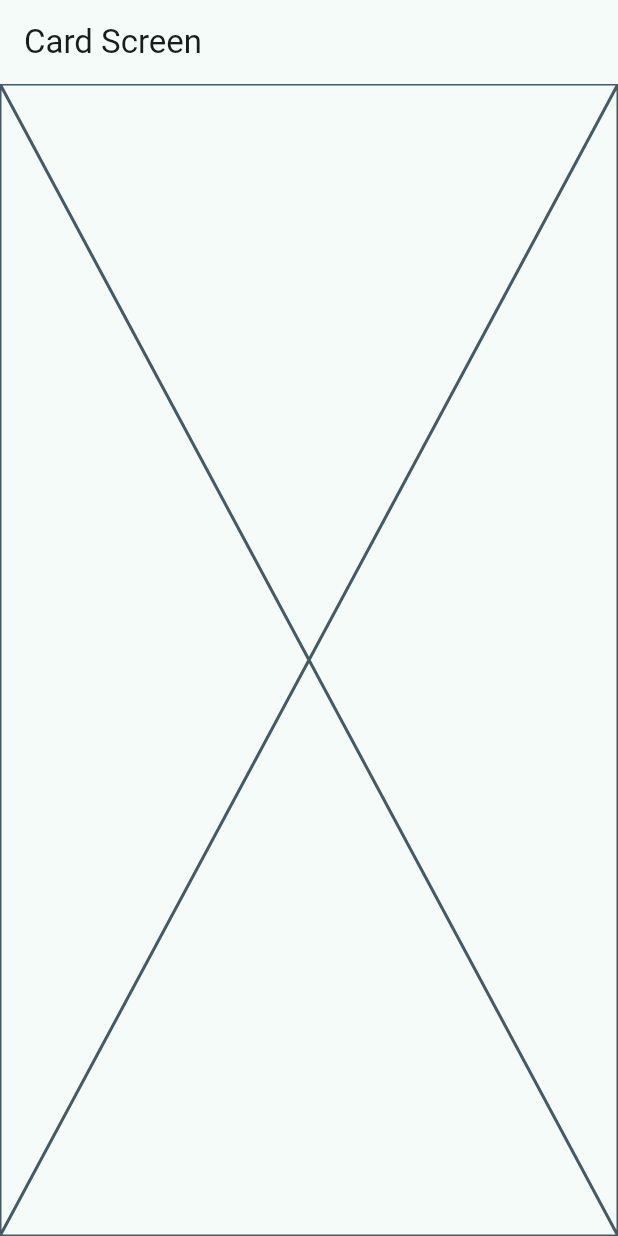
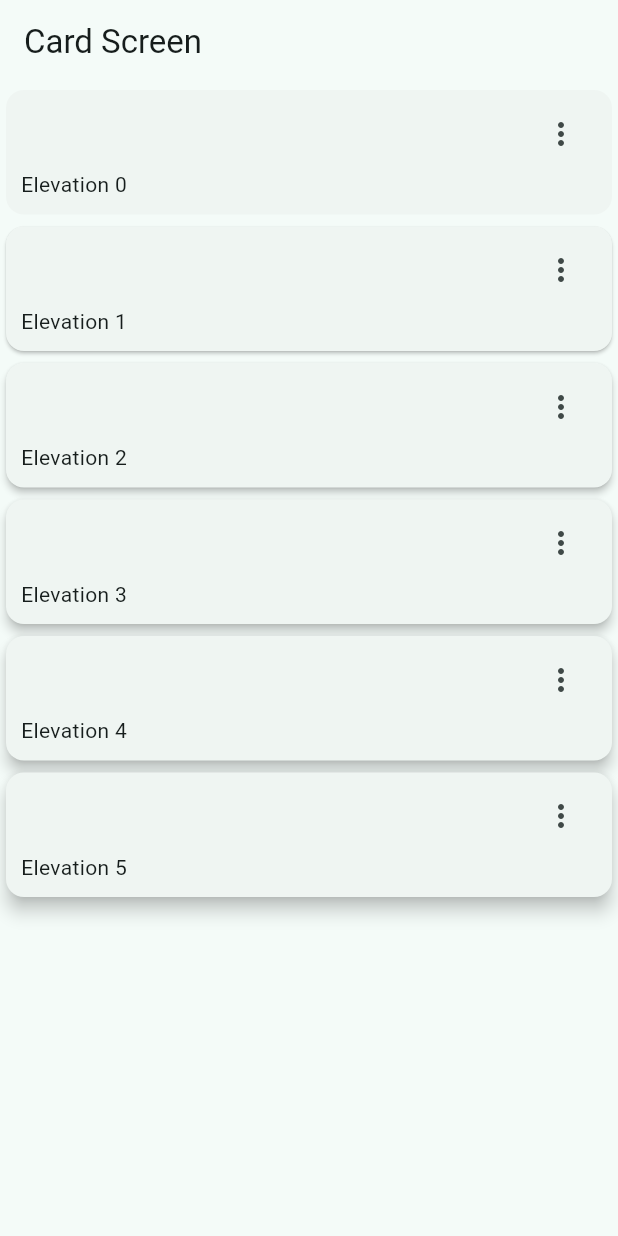
Before and after one commit to AFRT927/widgtes_app, a Flutter app: the CardsScreen screen opened by its route, on a phone screen of 412 x 824 dp. Run offline on Flutter 3.47's test engine with Material 2 defaults, Android fonts, the phone set to English and light mode, and no system bars; our stand-ins replace go_router.

Commit message:
playing with cards

```diff
--- a/lib/presentation/screens/buttons/buttons_screen.dart
+++ b/lib/presentation/screens/buttons/buttons_screen.dart
@@ -81,9 +81,9 @@ class _CustomButton extends StatelessWidget {
         color: colors.primary,
         child: InkWell(
           onTap: (){},
-          child: Padding(
-            padding: const EdgeInsets.symmetric(horizontal: 20, vertical: 10),
-            child: const Text(
+          child: const Padding(
+            padding: EdgeInsets.symmetric(horizontal: 20, vertical: 10),
+            child: Text(
               'Hola Mundo',
               style: TextStyle(
                 color: Colors.white
--- a/lib/presentation/screens/cards/card_screen.dart
+++ b/lib/presentation/screens/cards/card_screen.dart
@@ -1,4 +1,13 @@
 import 'package:flutter/material.dart';
+
+const List<Map<String, dynamic>> cards =  [
+  {'elevation': 0.0, 'label': 'Elevation 0'},
+  {'elevation': 1.0, 'label': 'Elevation 1'},
+  {'elevation': 2.0, 'label': 'Elevation 2'},
+  {'elevation': 3.0, 'label': 'Elevation 3'},
+  {'elevation': 4.0, 'label': 'Elevation 4'},
+  {'elevation': 5.0, 'label': 'Elevation 5'},
+];
 
 class CardsScreen extends StatelessWidget {
 
@@ -12,7 +21,66 @@ class CardsScreen extends StatelessWidget {
       appBar: AppBar(
         title: const Text('Card Screen'),
       ),
-      body: const Placeholder(),
+      body: _CardsView(),
     );
   }
 }
+
+class _CardsView extends StatelessWidget {
+  const _CardsView({
+    super.key,
+  });
+
+  @override
+  Widget build(BuildContext context) {
+    return Column(
+
+        children: [
+
+        // spread
+        ...cards.map(
+        (c) => _CardType1(elevation: c['elevation'], lable: c['label']),
+        )
+
+        ],
+
+    );
+  }
+}
+
+class _CardType1 extends StatelessWidget {
+
+  final String lable;
+  final double elevation;
+
+  const _CardType1({
+    required this.elevation,
+    required this.lable
+    });
+
+  @override
+  Widget build(BuildContext context) {
+    return SingleChildScrollView(
+      child: Card(
+        elevation: elevation,
+        child: Padding(
+          padding: const EdgeInsets.fromLTRB(10, 5, 10, 10),
+          child: Column(
+            children: [
+              Align(
+                alignment: Alignment.topRight,
+                child: IconButton(
+                  onPressed: (){},
+                  icon: const Icon(Icons.more_vert_outlined))
+                ),
+                Align(
+                  alignment: Alignment.bottomLeft,
+                  child: Text(lable),
+                )
+            ],
+          ),
+          ),
+      ),
+    );
+  }
+}
```
